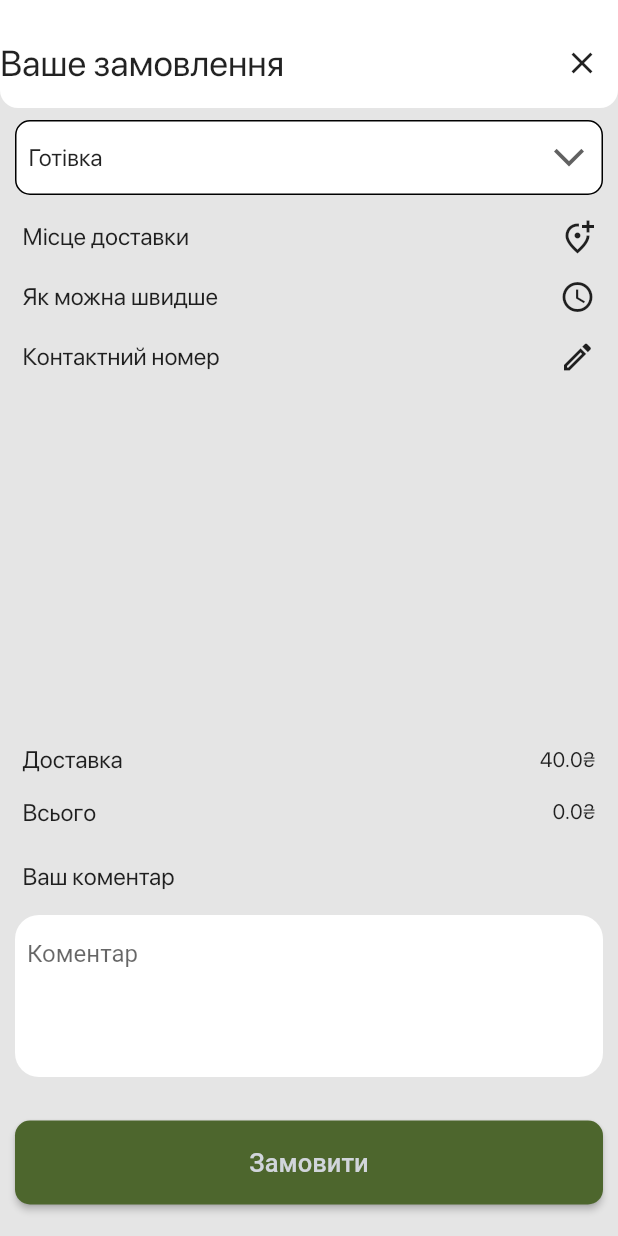
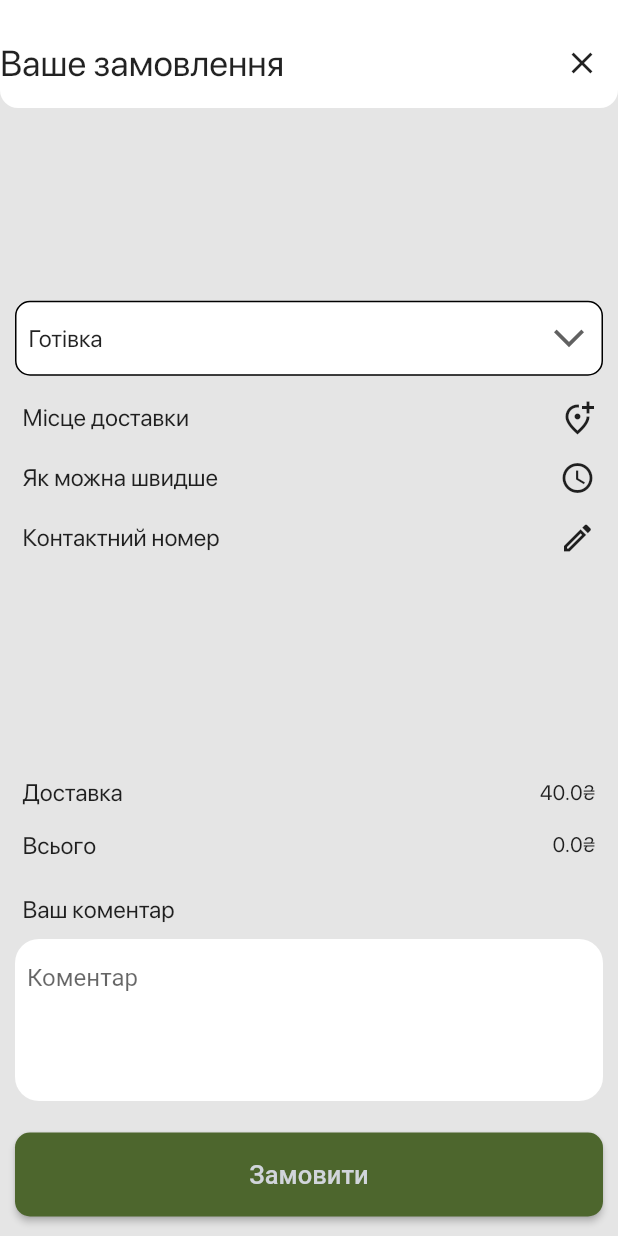
Before and after one commit to MrSanchezzzzz/myflutterapp1, a Flutter app: the screen it shows after launch, item 2 of the bottom bar chosen, on a phone screen of 412 x 824 dp. Run offline on Flutter 3.47's test engine with Material 2 defaults, Android fonts, the phone set to English and light mode, and no system bars; our stand-ins replace google_maps_flutter, image_picker, mask_text_input_formatter, permission_handler, pin_code_fields; missing offline and left inert: maps_toolkit; network calls fail; Roboto replaces fonts that are missing (SEOULHANGANG CBL).

Commit message:
v1.8.2 Fixed overflow when adding 3+ foods to cart Reduced map marker size

```diff
--- a/lib/Widgets/order_screen.dart
+++ b/lib/Widgets/order_screen.dart
@@ -3,8 +3,6 @@ import 'package:flutter/cupertino.dart';
 import 'package:flutter/material.dart';
 import 'package:flutter/painting.dart';
 import 'package:mask_text_input_formatter/mask_text_input_formatter.dart';
-import 'package:myflutterapp1/Widgets/auth/login_input_widget.dart';
-import 'package:myflutterapp1/Widgets/auth/phone_input_widget.dart';
 import 'package:myflutterapp1/location_selection_screen.dart';
 import 'dart:math' as math;
 import 'package:google_maps_flutter/google_maps_flutter.dart';
@@ -67,6 +65,7 @@ class _OrderScreenState extends State<OrderScreen> {
                   constraints: BoxConstraints(minHeight: constraints.maxHeight),
                   child: IntrinsicHeight(
                     child: Column(
+                      mainAxisAlignment: MainAxisAlignment.spaceBetween,
                       children: [
                         Container(
                           padding: EdgeInsets.only(top: 18, bottom: 6),
@@ -177,10 +176,10 @@ class _OrderScreenState extends State<OrderScreen> {
                             ],
                           ),
                         ),
-                        Spacer(),
+                        //Spacer(),
                         Padding(
                           padding: const EdgeInsets.only(
-                              left: 10, right: 10, bottom: 8),
+                              left: 10, right: 10,),
                           child: Column(
                             mainAxisSize: MainAxisSize.min,
                             children: [
@@ -196,7 +195,7 @@ class _OrderScreenState extends State<OrderScreen> {
                               Label(text: "Ваш коментар",),
                               Padding(
                                 padding: const EdgeInsets.only(
-                                    top: 8, bottom: 16),
+                                    top: 2, bottom: 8),
                                 child: Container(
                                   padding: EdgeInsets.symmetric(
                                       horizontal: 8, vertical: 4),
--- a/lib/location_selection_screen.dart
+++ b/lib/location_selection_screen.dart
@@ -39,7 +39,7 @@ class _LocationSelectionScreenState extends State<LocationSelectionScreen> {
     Polygon p=Polygon(polygonId: PolygonId(""),points: polygon,fillColor: Color(0x594D662D),strokeColor: Color(0xff4D662D));
     polygons.add(p);
     BitmapDescriptor.fromAssetImage(
-        ImageConfiguration(size: Size(72, 72)), 'assets/images/marker.png')
+        ImageConfiguration(size: Size(24,24)), 'assets/images/marker.png')
         .then((onValue) {
       markerIcon = onValue;
     });
```
